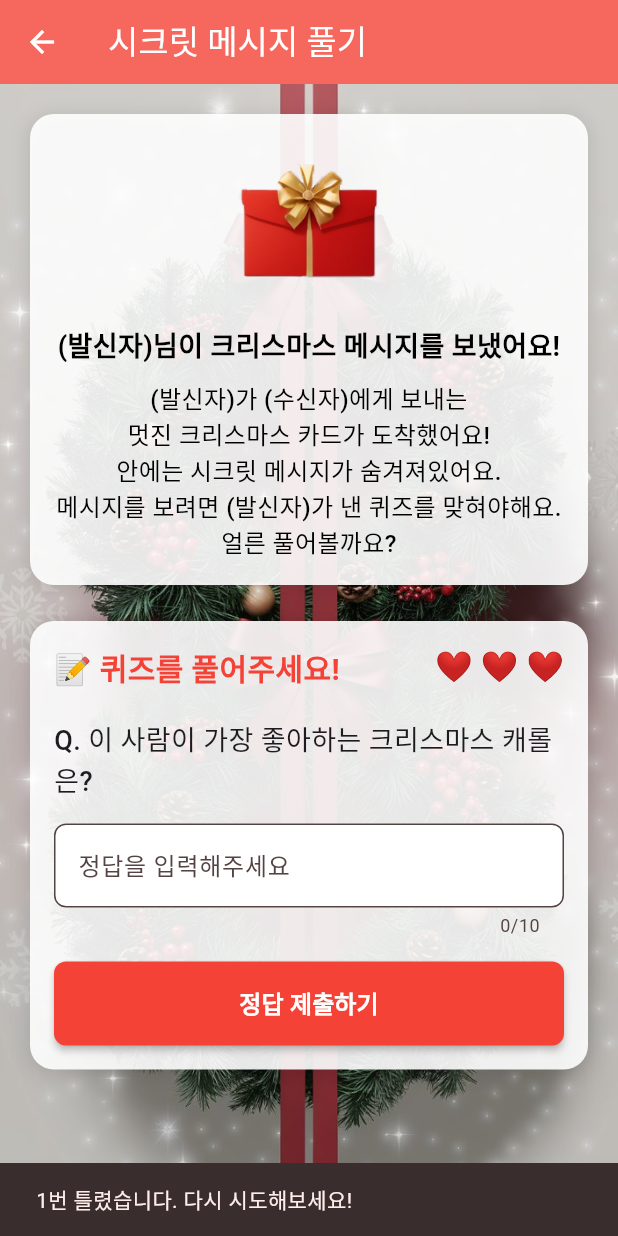
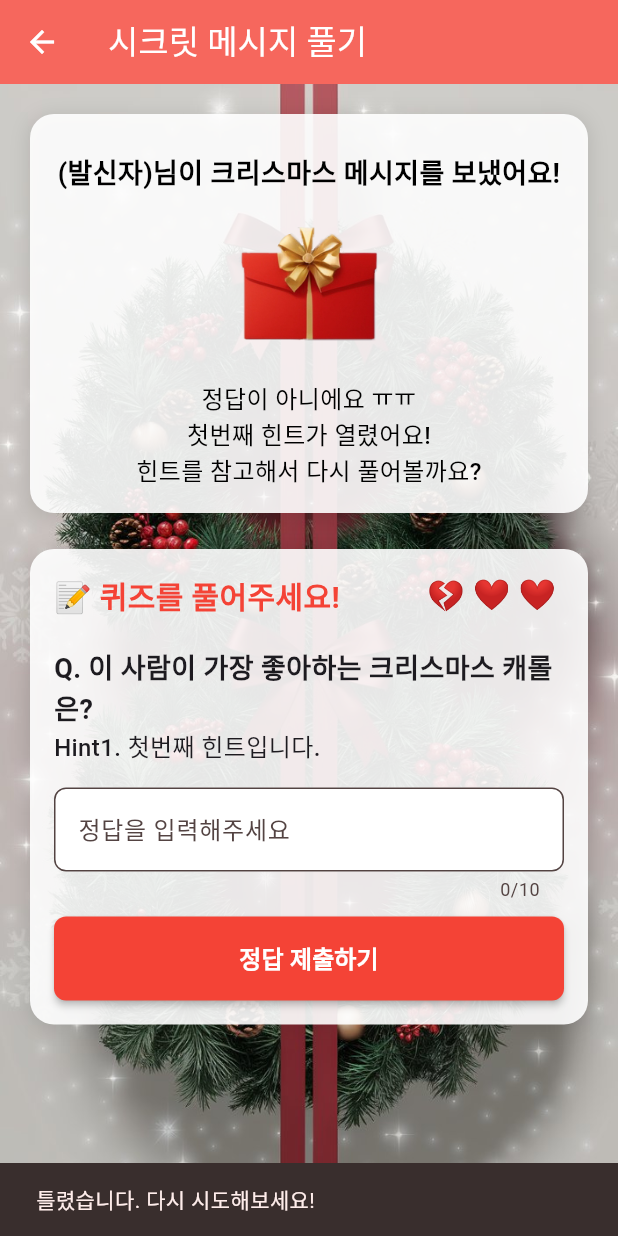
Before and after one commit to isjennifer/my_secret_christmas, a Flutter app: the DecodeMessagePage screen opened directly, after a tap on "정답 제출하기", on a phone screen of 412 x 824 dp. Run offline on Flutter 3.47's test engine with Material 3 defaults, Android fonts, the phone set to English and light mode, and no system bars; our stand-ins replace google_fonts.

Commit message:
디코드 메시지 페이지 정답 제출 시도에 따른 오답 및 정답 구현 완료

```diff
--- a/lib/steps/decode_message_step.dart
+++ b/lib/steps/decode_message_step.dart
@@ -1,4 +1,6 @@
 // lib/pages/decode_message_page.dart
+
+import 'dart:math';
 
 import 'package:flutter/material.dart';
 import 'package:my_secret_christmas/steps/message_reveal_step.dart';
@@ -13,8 +15,9 @@ class DecodeMessagePage extends StatefulWidget {
 class _DecodeMessagePageState extends State<DecodeMessagePage> {
   final _answerController = TextEditingController();
   static const String CORRECT_ANSWER = '정답';
-
+  bool isCorrect = false;
   int _attemptCount = 0;
+  bool _showAnswer = false;
 
   @override
   void dispose() {
@@ -64,16 +67,10 @@ class _DecodeMessagePageState extends State<DecodeMessagePage> {
                               ),
                             ],
                           ),
-                          child: const Column(
+                          child: Column(
                             crossAxisAlignment: CrossAxisAlignment.center,
                             children: [
                               SizedBox(height: 10),
-                              ShakingEnvelope(
-                                width: 100,
-                                height: 100,
-                                imagePath: 'assets/envelope_color.png',
-                              ),
-                              SizedBox(height: 15),
                               Text(
                                 '(발신자)님이 크리스마스 메시지를 보냈어요!',
                                 style: TextStyle(
@@ -83,7 +80,14 @@ class _DecodeMessagePageState extends State<DecodeMessagePage> {
                                 ),
                                 textAlign: TextAlign.center,
                               ),
+                              SizedBox(height: 15),
+                              ShakingEnvelope(
+                                width: 100,
+                                height: 100,
+                                imagePath: 'assets/envelope_color.png',
+                              ),
                               SizedBox(height: 10),
+                              if (_attemptCount == 0 && isCorrect == false)
                                 Text(
                                   '(발신자)가 (수신자)에게 보내는\n멋진 크리스마스 카드가 도착했어요!\n안에는 시크릿 메시지가 숨겨져있어요.\n메시지를 보려면 (발신자)가 낸 퀴즈를 맞혀야해요.\n얼른 풀어볼까요?',
                                   style: TextStyle(
@@ -92,6 +96,73 @@ class _DecodeMessagePageState extends State<DecodeMessagePage> {
                                     color: Colors.black,
                                   ),
                                   textAlign: TextAlign.center,
+                                ),
+                              if (_attemptCount == 1 && isCorrect == false)
+                                Text(
+                                  '정답이 아니에요 ㅠㅠ\n첫번째 힌트가 열렸어요!\n힌트를 참고해서 다시 풀어볼까요?',
+                                  style: TextStyle(
+                                    fontSize: 16,
+                                    fontWeight: FontWeight.w500,
+                                    color: Colors.black,
+                                  ),
+                                  textAlign: TextAlign.center,
+                                ),
+                              if (_attemptCount == 2 && isCorrect == false)
+                                Text(
+                                  '정답이 아니에요 ㅠㅠ\n두번째 힌트가 열렸어요!\n힌트를 참고해서 다시 풀어볼까요?',
+                                  style: TextStyle(
+                                    fontSize: 16,
+                                    fontWeight: FontWeight.w500,
+                                    color: Colors.black,
+                                  ),
+                                  textAlign: TextAlign.center,
+                                ),
+                              if (_attemptCount >= 3 && isCorrect == false)
+                                Text(
+                                  '정답이 아니에요 ㅠㅠ\n세번의 기회를 다 써버렸지만,\n산타할아버지께 도움을 요청해볼까요?',
+                                  style: TextStyle(
+                                    fontSize: 16,
+                                    fontWeight: FontWeight.w500,
+                                    color: Colors.black,
+                                  ),
+                                  textAlign: TextAlign.center,
+                                ),
+                              if (_attemptCount >= 3 && isCorrect == false)
+                                AnimatedSwitcher(
+                                  duration: const Duration(
+                                      milliseconds: 500), // 애니메이션 지속 시간
+                                  transitionBuilder: (Widget child,
+                                      Animation<double> animation) {
+                                    return FadeTransition(
+                                      opacity: animation,
+                                      child: ScaleTransition(
+                                        scale: animation,
+                                        child: child,
+                                      ),
+                                    );
+                                  },
+                                  child: TextButton(
+                                    key: ValueKey<bool>(
+                                        _showAnswer), // 상태가 변경될 때 위젯을 식별하기 위한 키
+                                    onPressed: () {
+                                      if (!_showAnswer) {
+                                        setState(() {
+                                          _showAnswer = true;
+                                        });
+                                      }
+                                    },
+                                    child: Text(
+                                      _showAnswer
+                                          ? '🎅 : 허허허! 메리크리스마스!\n정답은 "$CORRECT_ANSWER" 란다!'
+                                          : '📣 산타할아버지! 정답을 알려주세요!',
+                                      style: TextStyle(
+                                        fontSize: 18,
+                                        fontWeight: FontWeight.bold,
+                                        color: Colors.red,
+                                      ),
+                                      textAlign: TextAlign.center,
+                                    ),
+                                  ),
                                 ),
                             ],
                           ),
@@ -116,7 +187,7 @@ class _DecodeMessagePageState extends State<DecodeMessagePage> {
                           child: Column(
                             crossAxisAlignment: CrossAxisAlignment.start,
                             children: [
-                              const Row(
+                              Row(
                                 mainAxisAlignment:
                                     MainAxisAlignment.spaceBetween,
                                 children: [
@@ -129,10 +200,13 @@ class _DecodeMessagePageState extends State<DecodeMessagePage> {
                                     ),
                                   ),
                                   // 하트 표시
-
                                   Text(
-                                    '❤️ ❤️ ❤️',
-                                    style: TextStyle(
+                                    '💔 ' * min(3, _attemptCount) +
+                                        '❤️ ' *
+                                            (3 -
+                                                min(3,
+                                                    _attemptCount)), // min 함수로 최대 3번까지만 제한
+                                    style: const TextStyle(
                                       fontSize: 20,
                                     ),
                                   ),
@@ -143,6 +217,22 @@ class _DecodeMessagePageState extends State<DecodeMessagePage> {
                                 'Q. 이 사람이 가장 좋아하는 크리스마스 캐롤은?',
                                 style: TextStyle(
                                   fontSize: 18,
+                                  fontWeight: FontWeight.bold,
+                                ),
+                              ),
+                              if (_attemptCount >= 1 && isCorrect == false)
+                                Text(
+                                  'Hint1. 첫번째 힌트입니다.',
+                                  style: TextStyle(
+                                    fontSize: 16,
+                                    fontWeight: FontWeight.w500,
+                                  ),
+                                ),
+                              if (_attemptCount >= 2 && isCorrect == false)
+                                Text(
+                                  'Hint2. 두번째 힌트입니다.',
+                                  style: TextStyle(
+                                    fontSize: 16,
                                     fontWeight: FontWeight.w500,
                                   ),
                                 ),
@@ -166,49 +256,31 @@ class _DecodeMessagePageState extends State<DecodeMessagePage> {
                                 ),
                                 maxLength: 10,
                               ),
-                              const SizedBox(height: 16),
+                              const SizedBox(height: 10),
                               SizedBox(
                                 width: double.infinity,
                                 child: ElevatedButton(
                                   onPressed: () {
                                     setState(() {
                                       _attemptCount++; // 버튼을 누를 때마다 시도 횟수 증가
+                                      isCorrect =
+                                          _answerController.text.trim() ==
+                                              CORRECT_ANSWER;
                                     });
-                                    final userAnswer =
-                                        _answerController.text.trim();
-                                    if (userAnswer == CORRECT_ANSWER) {
+
+                                    if (isCorrect) {
                                       Navigator.push(
                                         context,
                                         MaterialPageRoute(
                                             builder: (context) =>
                                                 const MessageRevealPage()),
                                       );
-                                    } else if (_attemptCount == 1 &&
-                                        userAnswer != CORRECT_ANSWER) {
-                                      // 오답일 경우 사용자에게 피드백 제공
-                                      ScaffoldMessenger.of(context)
-                                          .showSnackBar(
-                                        const SnackBar(
-                                          content: Text('1번 틀렸습니다. 다시 시도해보세요!'),
-                                          duration: Duration(seconds: 2),
-                                        ),
-                                      );
-                                    } else if (_attemptCount == 2 &&
-                                        userAnswer != CORRECT_ANSWER) {
-                                      // 오답일 경우 사용자에게 피드백 제공
-                                      ScaffoldMessenger.of(context)
-                                          .showSnackBar(
-                                        const SnackBar(
-                                          content: Text('2번 틀렸습니다. 다시 시도해보세요!'),
-                                          duration: Duration(seconds: 2),
-                                        ),
-                                      );
                                     } else {
                                       // 오답일 경우 사용자에게 피드백 제공
                                       ScaffoldMessenger.of(context)
                                           .showSnackBar(
                                         const SnackBar(
-                                          content: Text('3번 틀렸습니다. 다시 시도해보세요!'),
+                                          content: Text('틀렸습니다. 다시 시도해보세요!'),
                                           duration: Duration(seconds: 2),
                                         ),
                                       );
```
Lines whose indentation alone changed are shown as unchanged.
